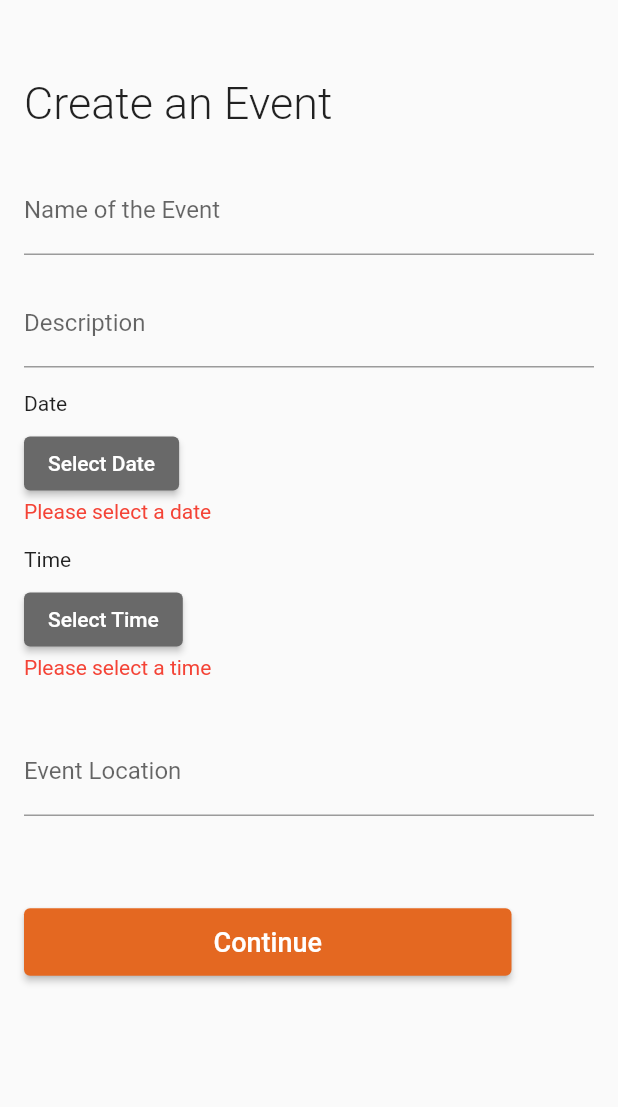
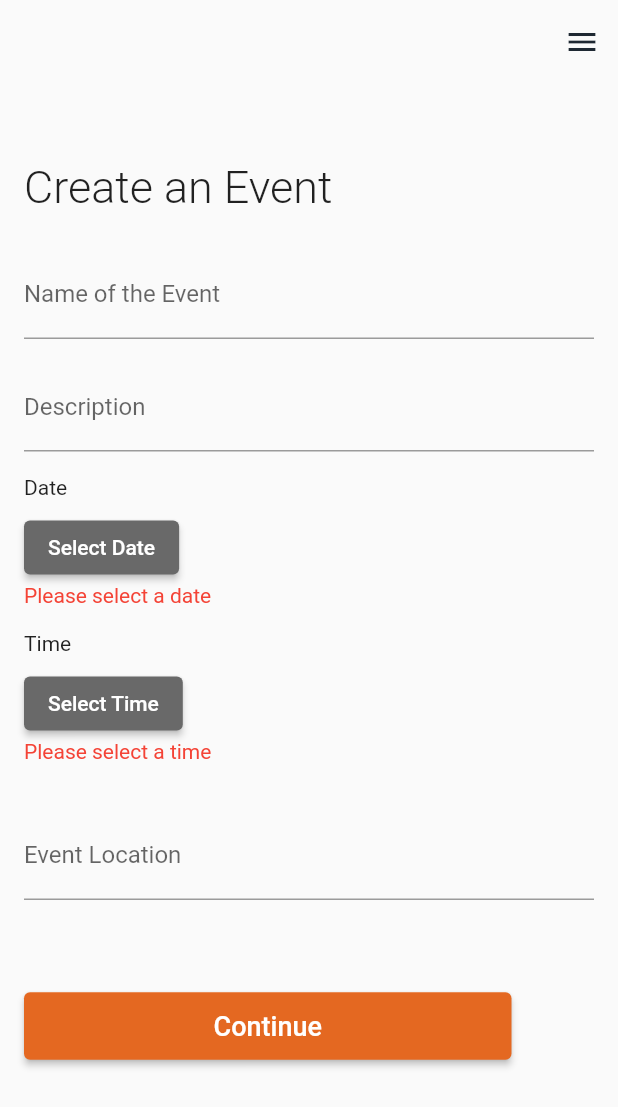
Before and after one commit to abhirammmmm/CogniHive, a Flutter app: the CreateEventPage screen opened directly, on a phone screen of 412 x 824 dp. Shown: the top 1107 px of the screen. Run offline on Flutter 3.47's test engine with Material 2 defaults, Android fonts, the phone set to English and light mode, and no system bars; our stand-ins replace cloud_firestore, firebase_auth, firebase_core; accounts and stored records are empty.

Commit message:
partial home

```diff
--- a/lib/screens/home/create_event_page.dart
+++ b/lib/screens/home/create_event_page.dart
@@ -4,9 +4,81 @@ class CreateEventPage extends StatelessWidget {
   @override
   Widget build(BuildContext context) {
     return Scaffold(
+      appBar: AppBar(
+        title: Text(''), // Empty text to remove the app bar text
+        backgroundColor: Colors.transparent,
+        elevation: 0,
+        iconTheme: IconThemeData(color: Color(0xFF1E2832)), // Menu icon color
+      ),
       body: Padding(
         padding: const EdgeInsets.all(16.0),
         child: EventForm(),
+      ),
+      endDrawer: buildDrawer(context), // Drawer on the right side
+    );
+  }
+
+  Widget buildDrawer(BuildContext context) {
+    return Drawer(
+      child: Container(
+        color: Color(0xFFD9D9D9),
+        child: Column(
+          children: [
+            SizedBox(height: 30),
+            Row(
+              mainAxisAlignment: MainAxisAlignment.spaceBetween,
+              children: [
+                IconButton(
+                  icon: Icon(
+                    Icons.close,
+                    color: Colors.orange,
+                  ),
+                  onPressed: () {
+                    Navigator.pop(context); // Close the drawer
+                  },
+                ),
+                IconButton(
+                  icon: Icon(
+                    Icons.close,
+                    color: Colors.transparent, // Transparent to create space
+                  ),
+                  onPressed: () {}, // Dummy onPressed
+                ),
+              ],
+            ),
+            SizedBox(height: 100),
+            buildDrawerItem(context, 'Profile', '/profilePage'),
+            SizedBox(height: 50),
+            buildDrawerItem(context, 'Your Events', '/yourEventsPage'),
+            SizedBox(height: 380),
+            buildDrawerItem(context, 'Logout', '/logoutPage'),
+          ],
+        ),
+      ),
+    );
+  }
+
+  Widget buildDrawerItem(BuildContext context, String title, String route) {
+    return SizedBox(
+      height: 40,
+      width: 180, // Set a fixed height for all buttons
+      child: ElevatedButton(
+        onPressed: () {
+          Navigator.pop(context);
+          Navigator.pushNamed(context, route);
+        },
+        style: ElevatedButton.styleFrom(
+          primary: title == 'Logout' ? Colors.red : Color(0xFF1E2832),
+          shape: RoundedRectangleBorder(
+            borderRadius: BorderRadius.circular(8),
+          ),
+        ),
+        child: Center(
+          child: Text(
+            title,
+            style: TextStyle(color: Colors.white, fontSize: 14),
+          ),
+        ),
       ),
     );
   }
--- a/lib/screens/home/homepage_ui.dart
+++ b/lib/screens/home/homepage_ui.dart
@@ -1,6 +1,7 @@
 import 'package:cognihive_version1/screens/Login/login_ui.dart';
 import 'package:cognihive_version1/screens/home/profile_ui.dart';
 import 'package:cognihive_version1/screens/home/create_event_page.dart';
+import 'package:cognihive_version1/screens/home/your_events_page.dart';
 import 'package:flutter/material.dart';
 
 class Homepage_Ui extends StatelessWidget {
@@ -18,6 +19,7 @@ class Homepage_Ui extends StatelessWidget {
         '/searchPage': (context) => SearchEnginePage(),
         '/profilePage': (context) => ProfileUI(),
         '/logoutPage': (context) => LoginUi(),
+        '/yourEventsPage': (context) => YourEventsPage(),
       },
     );
   }
@@ -82,7 +84,7 @@ class HomePage extends StatelessWidget {
               SizedBox(height: 100),
               buildDrawerItem(context, 'Profile', '/profilePage'),
               SizedBox(height: 50),
-              buildDrawerItem(context, 'My Events', '/myEventsPage'),
+              buildDrawerItem(context, 'Your Events', '/yourEventsPage'),
               SizedBox(height: 380),
               buildDrawerItem(context, 'Logout', '/logoutPage'),
             ],
```
Also changed, not shown: lib/screens/home/your_events_page.dart (added, +253 -0 lines).
